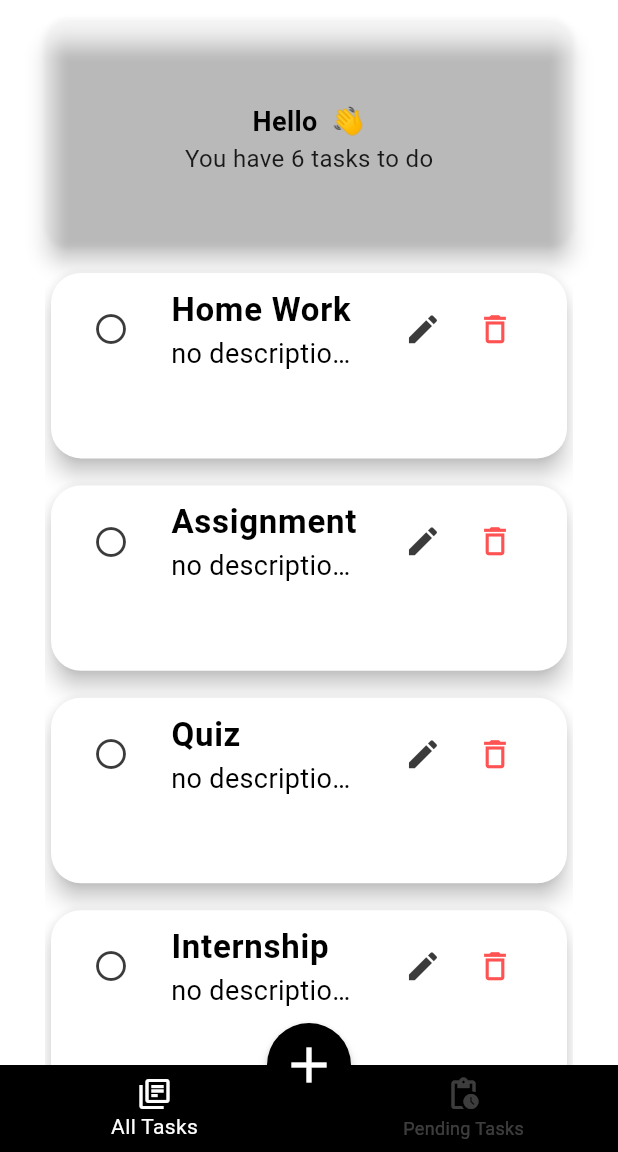
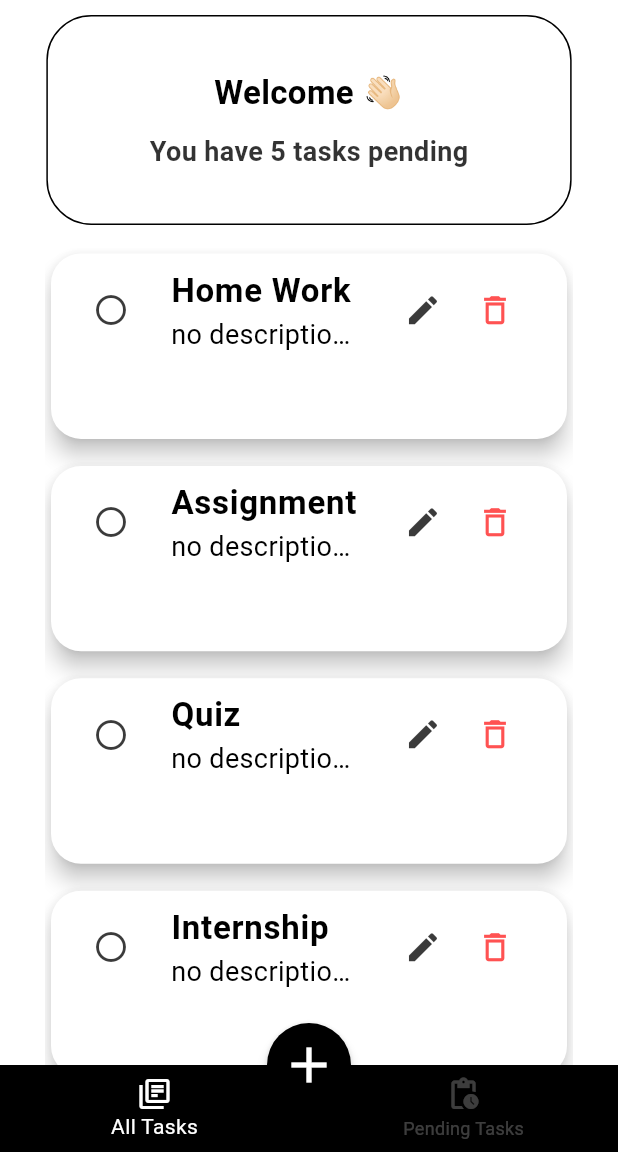
Before and after one commit to klarasameh1/TaskyApp, a Flutter app: the screen it shows after launch, after a tap on "Get Started", on a phone screen of 412 x 824 dp, the part 84-1236 px from its top. Run offline on Flutter 3.47's test engine with Material 3 defaults, Android fonts, the light colour scheme and no system bars.

Commit message:
intial edits for v2

```diff
--- a/lib/dialogs/TaskDialog.dart
+++ b/lib/dialogs/TaskDialog.dart
@@ -54,10 +54,25 @@ class _TaskDialogState extends State<TaskDialog> {
           mainAxisSize: MainAxisSize.min,
           children: [
             SizedBox(height: 10,),
+            Row(
+              children: [
+                const Text(
+                  "Priority: ",
+                  style: TextStyle(fontSize: 16, fontWeight: FontWeight.bold),
+                ),
+                // Red button
+                _buildColorButton(red),
+                // Orange button
+                _buildColorButton(orange),
+                // Yellow button
+                _buildColorButton(yellow),
+              ],
+            ),
+            SizedBox(height: 10,),
             TextField(
               controller: nameController,
               decoration: InputDecoration(
-                hintText: "Task name",
+                hintText: "Title",
                 filled: true,
                 fillColor: Colors.grey[100],
                 border: OutlineInputBorder(
@@ -84,20 +99,6 @@ class _TaskDialogState extends State<TaskDialog> {
               ),
             ),
             const SizedBox(height: 14),
-            Row(
-              children: [
-                const Text(
-                  "Priority: ",
-                  style: TextStyle(fontSize: 16, fontWeight: FontWeight.bold),
-                ),
-                // Red button
-                _buildColorButton(red),
-                // Orange button
-                _buildColorButton(orange),
-                // Yellow button
-                _buildColorButton(yellow),
-              ],
-            ),
           ],
         ),
       ),
--- a/lib/providers/TaskProvider.dart
+++ b/lib/providers/TaskProvider.dart
@@ -8,10 +8,9 @@ class TaskProvider with ChangeNotifier {
     Task(id: 3, name: 'Quiz'),
     Task(id: 4, name: 'Internship'),
     Task(id: 5, name: 'Flutter project'),
-    Task(id: 6, name: 'Grocery'),
   ];
 
-  int _nextId = 7; // for new tasks
+  int _nextId = 6; // for new tasks
 
   List<Task> get tasks => _tasks;
 
--- a/lib/screens/home_screen.dart
+++ b/lib/screens/home_screen.dart
@@ -7,7 +7,7 @@ import '../widgets/stats_card.dart';
 import 'allTasks.dart';
 
 class HomeScreen extends StatefulWidget {
-  final String userName; // ✅ store the username here
+  final String userName; //  store the username here
 
   const HomeScreen({super.key, required this.userName});
 
@@ -54,7 +54,7 @@ class _HomeScreenState extends State<HomeScreen> {
             name: widget.userName,
             count: TaskProvider().tasks.length, // you can pass actual task count from provider later
           ),
-          const SizedBox(height: 10),
+          const SizedBox(height: 15),
           Expanded(child: pages[selectedItem]),
         ],
       ),
--- a/lib/widgets/stats_card.dart
+++ b/lib/widgets/stats_card.dart
@@ -12,40 +12,42 @@ class StatsCard extends StatelessWidget {
 
   @override
   Widget build(BuildContext context) {
-    return Card(
-      shape: RoundedRectangleBorder(borderRadius: BorderRadius.circular(15)),
-      color: Colors.transparent,
-      shadowColor: Colors.black,
-      elevation: 6,
-      child: Container(
+    return Container(
       width: MediaQuery.of(context).size.width * 0.85,
-        height: 150,
-        padding: const EdgeInsets.all(10),
+      height: 140,
+      decoration: BoxDecoration(
+        borderRadius: BorderRadius.circular(30),        // 👈 circular edges
+        border: Border.all(
+          color: Colors.black,
+          width: 1,
+        ),
+      ),
+      padding: const EdgeInsets.all(20),
       child: Column(
         mainAxisAlignment: MainAxisAlignment.center,
         children: [
-            const SizedBox(height: 8),
           Text(
-              "Hello $name 👋",
+            name.isNotEmpty ? "Hello, $name 👋🏻" : "Welcome 👋🏻",
             style: const TextStyle(
-                fontSize: 18,
-                fontWeight: FontWeight.bold,
+              fontSize: 22,
+              fontWeight: FontWeight.w600,
               color: Colors.black,
             ),
             overflow: TextOverflow.ellipsis,
           ),
+          const SizedBox(height: 10),
           Text(
             count > 0
-                  ? "You have $count tasks to do"
-                  : "No tasks yet 🎉",
-              style: const TextStyle(
-                fontSize: 16,
-                color: Colors.black87,
+                ? "You have $count tasks pending"
+                : "No tasks available",
+            style: TextStyle(
+              fontSize: 18,
+              fontWeight: FontWeight.w600,
+              color: Colors.black.withOpacity(0.8),
             ),
           ),
         ],
       ),
-      ),
     );
   }
 }
```
Lines whose indentation alone changed are shown as unchanged.
